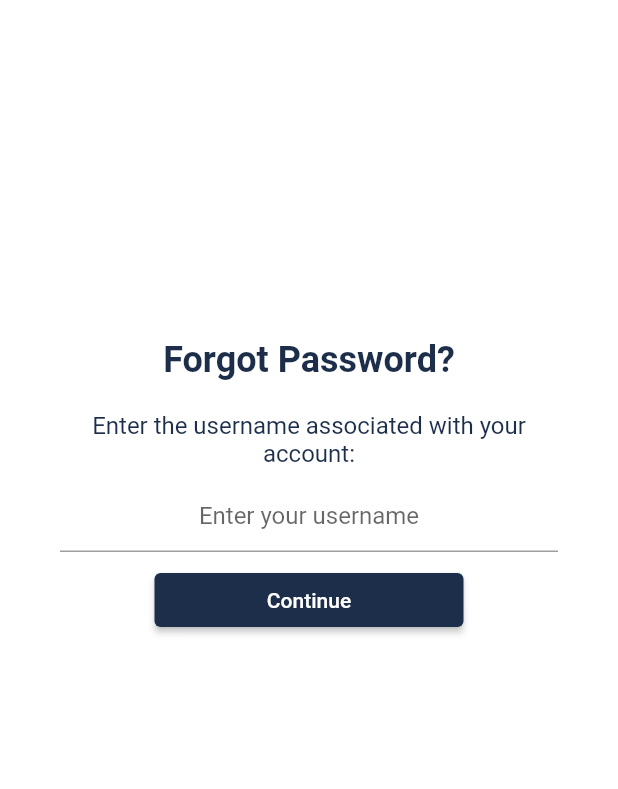
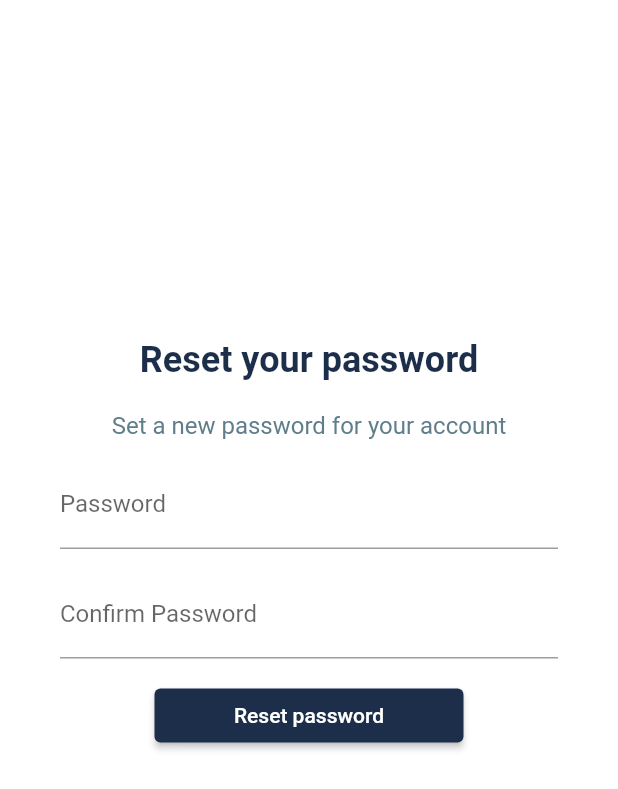
Before and after one commit to sagarpaudell/odyssey, a Flutter app: the ForgotPassword screen opened directly, on a phone screen of 412 x 824 dp. Shown: the top 789 px of the screen. Run offline on Flutter 3.47's test engine with Material 2 defaults, Android fonts, the phone set to English and light mode, and no system bars; our stand-ins replace flutter_svg, focused_menu, font_awesome_flutter, image_cropper, image_picker, jiffy; missing offline and left inert: rolling_switch; network calls fail; project files that could hold a hidden picture were left out.

```diff
--- a/odyssey/lib/screens/bookmarks.dart
+++ b/odyssey/lib/screens/bookmarks.dart
@@ -97,6 +97,9 @@ class _BookmarkState extends State<Bookmark> {
                   ),
                   Text('Blogs')
                 ],
+                borderRadius: BorderRadius.circular(20),
+                borderColor: Theme.of(context).primaryColor,
+                borderWidth: 1,
                 isSelected: isSelected,
                 selectedColor: Colors.white,
                 splashColor: Colors.lightBlue,
--- a/odyssey/lib/screens/notifications.dart
+++ b/odyssey/lib/screens/notifications.dart
@@ -33,7 +33,7 @@ class _NotificationsState extends State<Notifications> {
             crossAxisAlignment: CrossAxisAlignment.start,
             children: [
               Row(
-                mainAxisAlignment: MainAxisAlignment.spaceBetween,
+                mainAxisAlignment: MainAxisAlignment.start,
                 children: [
                   Container(
                     // alignment: Alignment.centerLeft,
--- a/odyssey/lib/widgets/auth_card.dart
+++ b/odyssey/lib/widgets/auth_card.dart
@@ -381,7 +381,7 @@ class _AuthCardState extends State<AuthCard>
                                     ),
                                   filled: true,
                                   fillColor: Color(0xffF5F5F5),
-                                  prefixIcon:Icon(Icons.lock),
+                                  prefixIcon:Icon(Icons.account_circle),
                                   ),
                                 keyboardType: TextInputType.text,
                                 textInputAction: TextInputAction.next,
--- a/odyssey/lib/widgets/forgot1.dart
+++ b/odyssey/lib/widgets/forgot1.dart
@@ -1,3 +1,10 @@
+
+
+
+
+
+
+
 import 'package:flutter/material.dart';
 import 'package:font_awesome_flutter/font_awesome_flutter.dart';
 import 'package:odyssey/screens/auth_screen.dart';
@@ -38,6 +45,7 @@ class _ForgotPasswordState extends State<ForgotPassword> {
     final deviceHeight = MediaQuery.of(context).size.height;
     final deviceWidth = MediaQuery.of(context).size.width;
       return Scaffold(
+    // resizeToAvoidBottomInset: true,
     backgroundColor: Colors.transparent,
     body: SingleChildScrollView(
       child: Container(
@@ -45,18 +53,21 @@ class _ForgotPasswordState extends State<ForgotPassword> {
           borderRadius: BorderRadius.circular(14),
           color: Colors.white,
         ),
-          margin:
-              EdgeInsets.only(top: MediaQuery.of(context).size.height * 0.25),
+        margin: EdgeInsets.only(top: MediaQuery.of(context).size.height * 0.25),
         alignment: Alignment.center,
         height: MediaQuery.of(context).size.height * 0.5,
         width: MediaQuery.of(context).size.width,
+        child: Form(
+          // key: _form,
           child: Column(
             children: [
               Container(
+                padding: EdgeInsets.fromLTRB(20, 0, 20, 0),
                 margin: EdgeInsets.only(top: 20),
                 alignment: Alignment.center,
                 child: Text(
-                  "Forgot Password?",
+                  "Reset your password",
+                  textAlign: TextAlign.center,
                   style: TextStyle(
                       color: Theme.of(context).primaryColor,
                       fontSize: 24,
@@ -71,70 +82,86 @@ class _ForgotPasswordState extends State<ForgotPassword> {
                 padding: EdgeInsets.symmetric(horizontal: 30),
                 alignment: Alignment.center,
                 child: Text(
-                  "Enter the username associated with your account:",
+                  "Set a new password for your account",
                   textAlign: TextAlign.center,
                   style: TextStyle(
-                      color: Theme.of(context).primaryColor,
+                    color: Colors.blueGrey,
                     fontSize: 16,
-                      fontWeight: FontWeight.w400),
+                    fontWeight: FontWeight.w400,
+                  ),
                 ),
               ),
               Padding(
                 padding:
-                    const EdgeInsets.symmetric(horizontal: 40, vertical: 8),
-                child: TextField(
-                  controller: _usernameController,
-                  textAlign: TextAlign.center,
-                  decoration: InputDecoration(
-                    hintText: "Enter your username",
+                    const EdgeInsets.symmetric(horizontal: 40, vertical: 14),
+                child: TextFormField(
+                  decoration: InputDecoration(labelText: 'Password'),
+                  textInputAction: TextInputAction.next,
+                  keyboardType: TextInputType.text,
+                  // obscureText: true,
+                  // controller: _passController,
+                  // focusNode: _passFocusNode,
+                  // onFieldSubmitted: (_) => FocusScope.of(context)
+                  //     .requestFocus(_confirmPassFocusNode),
+                  // validator: (value) {
+                  //   if (value.isEmpty || value.length < 6) {
+                  //     return 'Please Provide a value greater than 6 characters';
+                  //   }
+                  //   return null;
+                  // },
                 ),
               ),
+              Padding(
+                padding: const EdgeInsets.symmetric(
+                  horizontal: 40,
                 ),
-              // Container(
-              //   margin: EdgeInsets.only(top: 18, bottom: 18),
-              //   width: MediaQuery.of(context).size.width,
-              //   padding: EdgeInsets.symmetric(horizontal: 30),
-              //   alignment: Alignment.center,
-              //   child: Text(
-              //     "(We'll send you a confirmation code to this email)",
-              //     textAlign: TextAlign.center,
-              //     style: TextStyle(
-              //         color: Theme.of(context).primaryColor.withOpacity(0.6),
-              //         fontSize: 14,
-              //         fontWeight: FontWeight.w400),
-              //   ),
-              // ),
-              _isLoading
-                  ? CircularProgressIndicator()
-                  : Container(
+                child: TextFormField(
+                  decoration: InputDecoration(labelText: 'Confirm Password'),
+                  textInputAction: TextInputAction.done,
+                  obscureText: true,
+                  keyboardType: TextInputType.text,
+                  // focusNode: _confirmPassFocusNode,
+                  // validator: (value) {
+                  //   if (value != _passController.text) {
+                  //     return 'Passwords do not match!';
+                  //   }
+
+                  //   return null;
+                  // },
+                ),
+              ),
+              Container(
+                margin: EdgeInsets.only(top: 14),
                 // height: (deviceSize.height - 200) * 0.10,
                 width: MediaQuery.of(context).size.width * 0.5,
                 child: ElevatedButton(
-                        // onPressed: ()=>_secondStep(context),
-                        onPressed: () async {
-                          _isLoading = true;
-                          await send();
-                          if (OTPData['otp_request']) {
-                            showDialog(
-                                context: context,
-                                builder: (BuildContext context) {
-                                  return secondStep(OTPData['email'],
-                                      _usernameController.text);
-                                });
-                          } else {
-                            ScaffoldMessenger.of(context).showSnackBar(
-                              SnackBar(
-                                content: Text(
-                                    'The username does not exist. Please enter corrext username'),
-                                backgroundColor: Theme.of(context).errorColor,
-                              ),
-                            );
-                          }
-                        },
-                        child: Text('Continue'),
+                  onPressed: (){},
+                  // onPressed: () async {
+                  //   await _saveForm();
+                  //   if (resetSuccess) {
+                  //     showDialog(
+                  //       context: context,
+                  //       builder: (BuildContext context) {
+                  //         return _successPage(context);
+                  //       },
+                  //     );
+                  //   } else {
+                  //     ScaffoldMessenger.of(context).showSnackBar(
+                  //       SnackBar(
+                  //         content: Text(
+                  //             'The password couldn\'t be changed. Please try again'),
+                  //         backgroundColor: Theme.of(context).errorColor,
+                  //       ),
+                  //     );
+                  //     Navigator.of(context).push(
+                  //         MaterialPageRoute(builder: (ctx) => AuthPage()));
+                  //   }
+                  // },
+                  child: Text('Reset password'),
                 ),
               ),
             ],
+          ),
         ),
       ),
     ),
@@ -331,7 +358,7 @@ _finalStep(context, String uname) {
   }
 
   return Scaffold(
-    resizeToAvoidBottomInset: true,
+    // resizeToAvoidBottomInset: true,
     backgroundColor: Colors.transparent,
     body: SingleChildScrollView(
       child: Container(
--- a/odyssey/pubspec.yaml
+++ b/odyssey/pubspec.yaml
@@ -35,6 +35,7 @@ dependencies:
   focused_menu: ^1.0.5
   intl: ^0.17.0
   jiffy: ^4.1.0
+  rolling_switch: ^0.0.2
   # The following adds the Cupertino Icons font to your application.
   # Use with the CupertinoIcons class for iOS style icons.
   cupertino_icons: ^1.0.2
```
Also changed, not shown: odyssey/lib/screens/feeds_screen.dart (+26 -9 lines), odyssey/pubspec.lock. Lines whose indentation alone changed are shown as unchanged.
